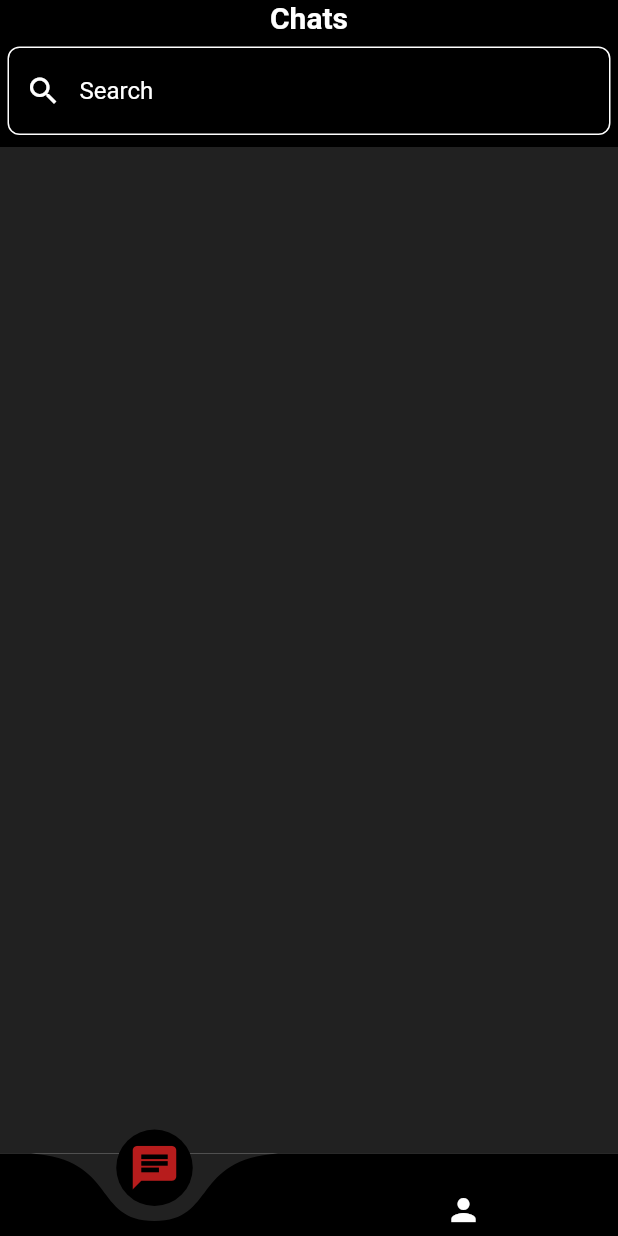
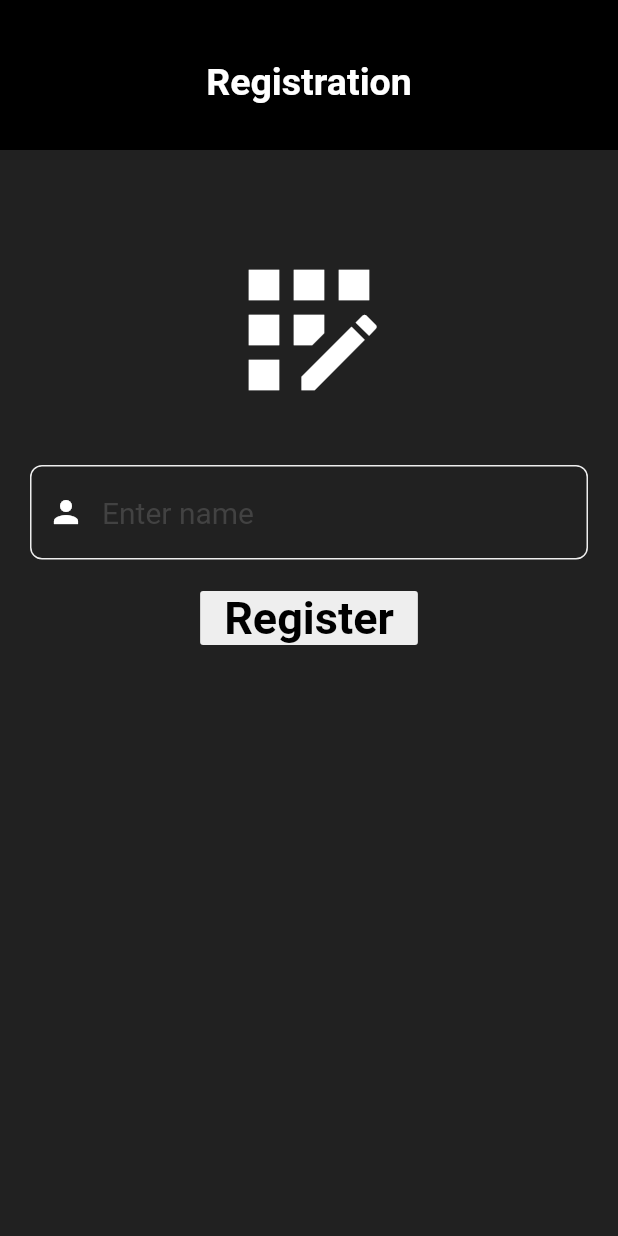
Before and after one commit to GlebEfremovfff/messenger, a Flutter app: the screen it shows after launch, on a phone screen of 412 x 824 dp. Run offline on Flutter 3.47's test engine with Material 2 defaults, Android fonts, the phone set to English and light mode, and no system bars; drawn by our look-alikes of curved_navigation_bar.

Commit message:
Did registration for messenger

```diff
--- a/messenger/lib/main.dart
+++ b/messenger/lib/main.dart
@@ -1,13 +1,34 @@
+import 'dart:io';
+
 import 'package:flutter/material.dart';
 import 'package:messenger/menu/bottom_bar.dart';
+import 'package:messenger/registation/registration.dart';
 import 'package:messenger/user/user.dart';
 import 'package:provider/provider.dart';
+import 'package:path_provider/path_provider.dart';
 
 void main() {
   runApp(MyApp());
 }
 
-class MyApp extends StatelessWidget {
+class MyApp extends StatefulWidget {
+  @override
+  _MyAppState createState() => _MyAppState();
+}
+
+class _MyAppState extends State<MyApp> {
+  void read() async {
+    await this._readTextFromLocalFile();
+  }
+
+  String _localFileContent = "none";
+
+  @override
+  void initState() {
+    super.initState();
+    this.read();
+  }
+
   @override
   Widget build(BuildContext context) {
     return ChangeNotifierProvider<User>(
@@ -18,8 +39,31 @@ class MyApp extends StatelessWidget {
           primarySwatch: Colors.blue,
           visualDensity: VisualDensity.adaptivePlatformDensity,
         ),
-        home: BottomBar(),
+        home: _localFileContent != "1" ? Registration() : BottomBar(),
       ),
     );
   }
+
+  Future<String> get _getLocalPath async {
+    final directory = await getApplicationDocumentsDirectory();
+    return directory.path;
+  }
+
+  Future<File> get _getLocalFile async {
+    final path = await _getLocalPath;
+    return File('$path/loged.txt');
+  }
+
+  Future _readTextFromLocalFile() async {
+    String content;
+    try {
+      final file = await _getLocalFile;
+      content = await file.readAsString();
+    } catch (e) {
+      content = 'Error loading local file: $e';
+    }
+    setState(() {
+      this._localFileContent = content;
+    });
+  }
 }
--- /dev/null
+++ b/messenger/lib/registation/registration.dart
@@ -0,0 +1,188 @@
+import 'dart:io';
+
+import 'package:flutter/material.dart';
+import 'package:http/http.dart' as http;
+import 'dart:convert' as convert;
+import 'dart:convert' show utf8;
+import 'dart:convert';
+import 'package:messenger/menu/bottom_bar.dart';
+import 'package:path_provider/path_provider.dart';
+
+class Registration extends StatefulWidget {
+  Registration({Key key}) : super(key: key);
+
+  @override
+  _RegistrationState createState() => _RegistrationState();
+}
+
+class _RegistrationState extends State<Registration> {
+  TextEditingController _nameController = TextEditingController();
+
+  String _name;
+
+  @override
+  Widget build(BuildContext context) {
+    return Scaffold(
+      body: SafeArea(
+        child: Column(
+          children: <Widget>[
+            Container(
+              height: 100,
+              color: Colors.black,
+              child: Padding(
+                padding: EdgeInsets.only(top: 10),
+                child: Center(
+                  child: Text(
+                    "Registration",
+                    style: TextStyle(
+                        color: Colors.white,
+                        fontSize: 25,
+                        fontWeight: FontWeight.bold),
+                  ),
+                ),
+              ),
+            ),
+            Expanded(
+              child: Container(
+                color: Colors.grey[900],
+                child: Column(
+                  children: <Widget>[
+                    SizedBox(
+                      height: 60,
+                    ),
+                    Icon(
+                      Icons.app_registration,
+                      color: Colors.white,
+                      size: 120,
+                    ),
+                    SizedBox(
+                      height: 30,
+                    ),
+                    Padding(
+                      padding: EdgeInsets.only(right: 20, left: 20),
+                      child: TextField(
+                        controller: _nameController,
+                        obscureText: false,
+                        style: TextStyle(
+                          color: Colors.white,
+                          fontSize: 20,
+                        ),
+                        decoration: InputDecoration(
+                          hintText: "Enter name",
+                          hintStyle: TextStyle(
+                            color: Colors.grey[800],
+                            fontSize: 20,
+                          ),
+                          focusedBorder: OutlineInputBorder(
+                            borderSide:
+                                BorderSide(color: Colors.grey[350], width: 1),
+                            borderRadius: BorderRadius.circular(8),
+                          ),
+                          enabledBorder: OutlineInputBorder(
+                            borderSide:
+                                BorderSide(color: Colors.grey[200], width: 1),
+                            borderRadius: BorderRadius.circular(8),
+                          ),
+                          prefixIcon: Padding(
+                            padding: EdgeInsets.only(left: 10, right: 10),
+                            child: IconTheme(
+                              data: IconThemeData(color: Colors.white),
+                              child: Icon(Icons.person),
+                            ),
+                          ),
+                        ),
+                      ),
+                    ),
+                    Padding(
+                      padding: EdgeInsets.only(top: 15),
+                      child: RaisedButton(
+                        elevation: 0.0,
+                        splashColor: Colors.grey[200],
+                        highlightColor: Colors.grey[200],
+                        color: Colors.grey[200],
+                        child: Text(
+                          "Register",
+                          style: TextStyle(
+                              fontWeight: FontWeight.bold,
+                              color: Colors.black,
+                              fontSize: 30),
+                        ),
+                        onPressed: () {
+                          register_button();
+                        },
+                      ),
+                    ),
+                  ],
+                ),
+              ),
+            ),
+          ],
+        ),
+      ),
+    );
+  }
+
+  Future<String> get_ip() async {
+    String ip;
+    Map<String, String> headers = {
+      'Content-Type': 'application/json; charset=UTF-8',
+    };
+    var response =
+        await http.get('https://api.ipify.org?format=json', headers: headers);
+    dynamic jsonObject = convert.jsonDecode(utf8.decode(response.bodyBytes));
+    ip = jsonObject['ip'];
+    return ip;
+  }
+
+  void register_button() async {
+    _name = _nameController.text;
+    Map<String, String> headers = {
+      'Content-Type': 'application/json; charset=UTF-8',
+    };
+    String _ip = await get_ip();
+    final msg = jsonEncode({'name': _name, 'client_webhook': _ip});
+    var response = await http.post(
+        'http://mediachatlive.fvds.ru:5000/webgram-api/create_user',
+        body: msg,
+        headers: headers);
+    dynamic jsonObject = convert.jsonDecode(utf8.decode(response.bodyBytes));
+    String id = jsonObject['id'].toString();
+    write_id(id);
+    write_loged("1");
+    Navigator.push(context,
+        MaterialPageRoute(builder: (BuildContext context) => BottomBar()));
+  }
+
+  void write_id(String str) async {
+    await this._writeTextToLocalFile_id(str);
+  }
+
+  void write_loged(String str) async {
+    await this._writeTextToLocalFile_loged(str);
+  }
+
+  Future<String> get _getLocalPath async {
+    final directory = await getApplicationDocumentsDirectory();
+    return directory.path;
+  }
+
+  Future<File> get _getLocalFile_id async {
+    final path = await _getLocalPath;
+    return File('$path/id.txt');
+  }
+
+  Future<File> _writeTextToLocalFile_id(String text) async {
+    final file = await _getLocalFile_id;
+    return file.writeAsString(text);
+  }
+
+  Future<File> get _getLocalFile_loged async {
+    final path = await _getLocalPath;
+    return File('$path/loged.txt');
+  }
+
+  Future<File> _writeTextToLocalFile_loged(String text) async {
+    final file = await _getLocalFile_loged;
+    return file.writeAsString(text);
+  }
+}
--- a/messenger/pubspec.yaml
+++ b/messenger/pubspec.yaml
@@ -25,6 +25,8 @@ dependencies:
     sdk: flutter
   curved_navigation_bar: ^0.3.7
   provider: ^4.0.4
+  path_provider: ^1.6.24
+  http: ^0.12.0
 
 
   # The following adds the Cupertino Icons font to your application.
```
Also changed, not shown: messenger/pubspec.lock, 1 other file.
